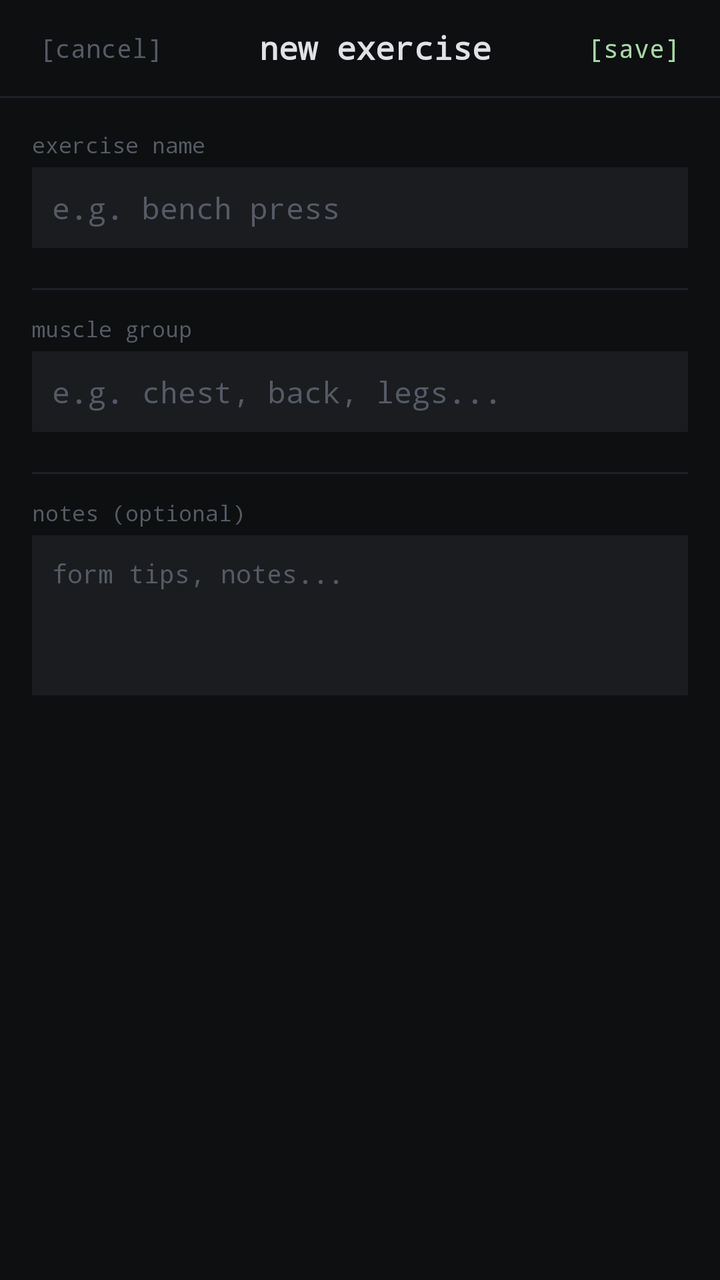
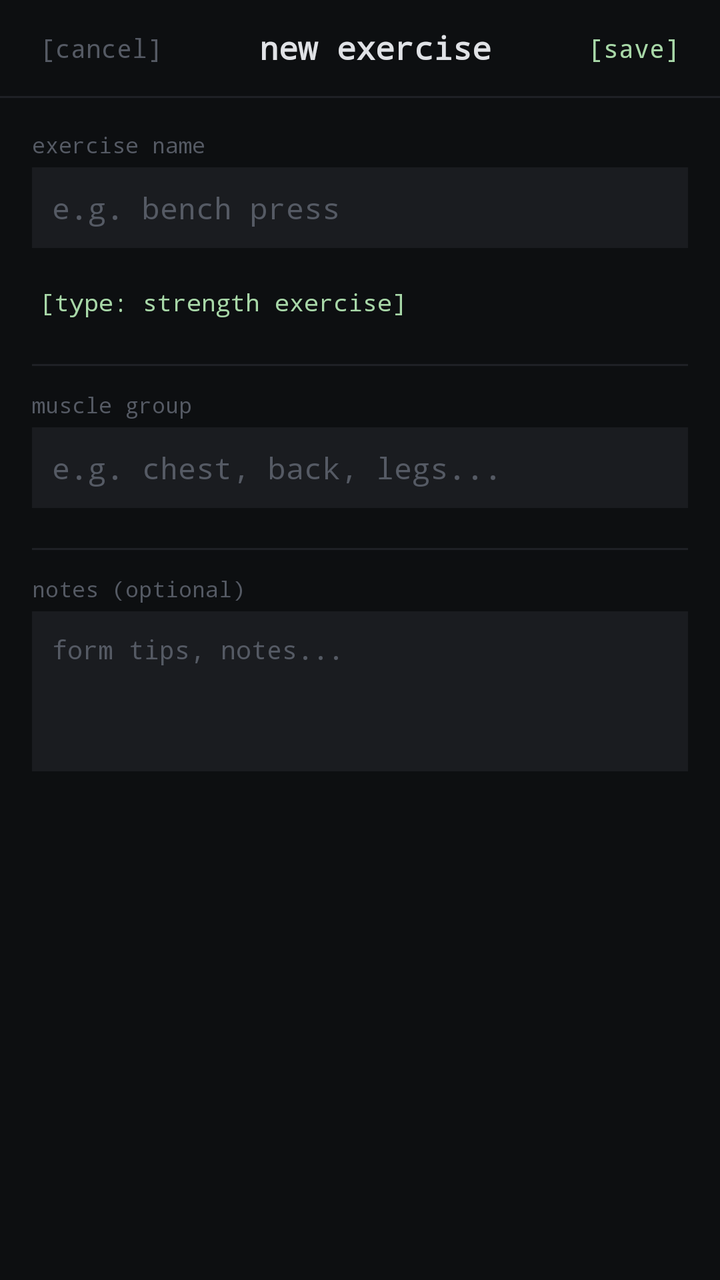

Compare the two renders of this Android layout. The source of the first and the diff that turns it into the second are given below.
<!-- AndroidManifest.xml: application theme android:Theme.NoTitleBar -->
<!-- res/layout/activity_new_exercise.xml -->
<?xml version="1.0" encoding="utf-8"?>
<LinearLayout xmlns:android="http://schemas.android.com/apk/res/android"
    android:layout_width="match_parent"
    android:layout_height="match_parent"
    android:orientation="vertical"
    android:background="#0D0F11">

    
    <LinearLayout
        android:layout_width="match_parent"
        android:layout_height="48dp"
        android:orientation="horizontal"
        android:gravity="center_vertical"
        android:paddingLeft="16dp"
        android:paddingRight="16dp">

        <TextView
            android:id="@+id/tvCancel"
            android:layout_width="wrap_content"
            android:layout_height="wrap_content"
            android:text="[cancel]"
            android:textColor="#555A64"
            android:textSize="13sp"
            android:typeface="monospace"
            android:padding="4dp"/>

        <TextView
            android:layout_width="0dp"
            android:layout_height="wrap_content"
            android:layout_weight="1"
            android:text="new exercise"
            android:textColor="#E0E2E6"
            android:textSize="16sp"
            android:typeface="monospace"
            android:textStyle="bold"
            android:gravity="center"/>

        <TextView
            android:id="@+id/tvSave"
            android:layout_width="wrap_content"
            android:layout_height="wrap_content"
            android:text="[save]"
            android:textColor="#A8D8A8"
            android:textSize="13sp"
            android:typeface="monospace"
            android:padding="4dp"/>
    </LinearLayout>

    <View
        android:layout_width="match_parent"
        android:layout_height="1dp"
        android:background="#1E2126"/>

    <LinearLayout
        android:layout_width="match_parent"
        android:layout_height="wrap_content"
        android:orientation="vertical"
        android:padding="16dp">

        <TextView
            android:layout_width="match_parent"
            android:layout_height="wrap_content"
            android:text="exercise name"
            android:textColor="#555A64"
            android:textSize="11sp"
            android:typeface="monospace"
            android:layout_marginBottom="4dp"/>

        <EditText
            android:id="@+id/etName"
            android:layout_width="match_parent"
            android:layout_height="wrap_content"
            android:textColor="#E0E2E6"
            android:textColorHint="#555A64"
            android:hint="e.g. bench press"
            android:textSize="15sp"
            android:typeface="monospace"
            android:background="#1A1C20"
            android:padding="10dp"
            android:inputType="textCapSentences"
            android:singleLine="true"/>

        <View
            android:layout_width="match_parent"
            android:layout_height="1dp"
            android:background="#1E2126"
            android:layout_marginTop="20dp"
            android:layout_marginBottom="12dp"/>

        <TextView
            android:layout_width="match_parent"
            android:layout_height="wrap_content"
            android:text="muscle group"
            android:textColor="#555A64"
            android:textSize="11sp"
            android:typeface="monospace"
            android:layout_marginBottom="4dp"/>

        <EditText
            android:id="@+id/etMuscleGroup"
            android:layout_width="match_parent"
            android:layout_height="wrap_content"
            android:textColor="#E0E2E6"
            android:textColorHint="#555A64"
            android:hint="e.g. chest, back, legs..."
            android:textSize="15sp"
            android:typeface="monospace"
            android:background="#1A1C20"
            android:padding="10dp"
            android:inputType="textCapSentences"
            android:singleLine="true"/>

        <View
            android:layout_width="match_parent"
            android:layout_height="1dp"
            android:background="#1E2126"
            android:layout_marginTop="20dp"
            android:layout_marginBottom="12dp"/>

        <TextView
            android:layout_width="match_parent"
            android:layout_height="wrap_content"
            android:text="notes (optional)"
            android:textColor="#555A64"
            android:textSize="11sp"
            android:typeface="monospace"
            android:layout_marginBottom="4dp"/>

        <EditText
            android:id="@+id/etNotes"
            android:layout_width="match_parent"
            android:layout_height="80dp"
            android:textColor="#E0E2E6"
            android:textColorHint="#555A64"
            android:hint="form tips, notes..."
            android:textSize="13sp"
            android:typeface="monospace"
            android:background="#1A1C20"
            android:padding="10dp"
            android:inputType="textMultiLine"
            android:gravity="top"/>
    </LinearLayout>
</LinearLayout>
<!-- resources referenced by this layout -->
<resources>

</resources>

<!-- the commit's change to res/layout/activity_new_exercise.xml (unified diff, before → after) -->
@@ -80,11 +80,25 @@
             android:inputType="textCapSentences"
             android:singleLine="true"/>
 
+        <TextView
+            android:id="@+id/btnTypeToggle"
+            android:layout_width="match_parent"
+            android:layout_height="38dp"
+            android:text="[type: strength exercise]"
+            android:textColor="#A8D8A8"
+            android:textSize="12sp"
+            android:typeface="monospace"
+            android:gravity="center_vertical"
+            android:paddingLeft="4dp"
+            android:paddingRight="4dp"
+            android:background="@drawable/row_selector"
+            android:layout_marginTop="8dp"/>
+
         <View
             android:layout_width="match_parent"
             android:layout_height="1dp"
             android:background="#1E2126"
-            android:layout_marginTop="20dp"
+            android:layout_marginTop="12dp"
             android:layout_marginBottom="12dp"/>
 
         <TextView
<!-- resource entries referenced after the edit -->
@@ -1,5 +1,17 @@
 <!-- resources referenced by this layout -->
 <resources>
-
+  <!-- drawable row_selector (drawable) -->
+  <?xml version="1.0" encoding="utf-8"?>
+  <selector xmlns:android="http://schemas.android.com/apk/res/android">
+      <item android:state_pressed="true">
+          <color android:color="#1A1C20"/>
+      </item>
+      <item android:state_focused="true">
+          <color android:color="#1A1C20"/>
+      </item>
+      <item>
+          <color android:color="#0D0F11"/>
+      </item>
+  </selector>
 </resources>
 
